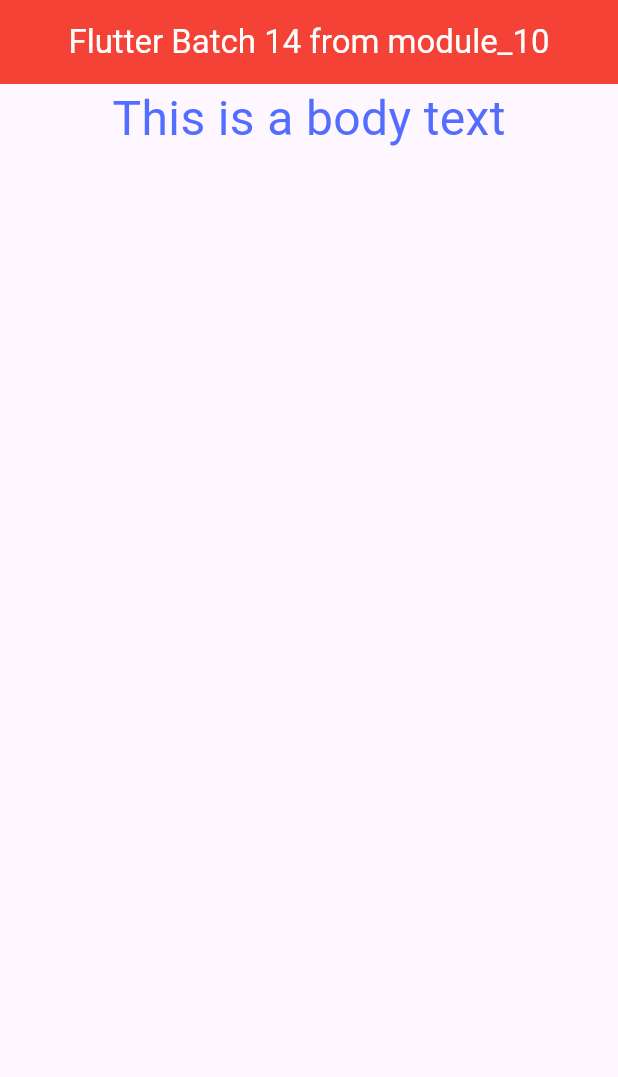
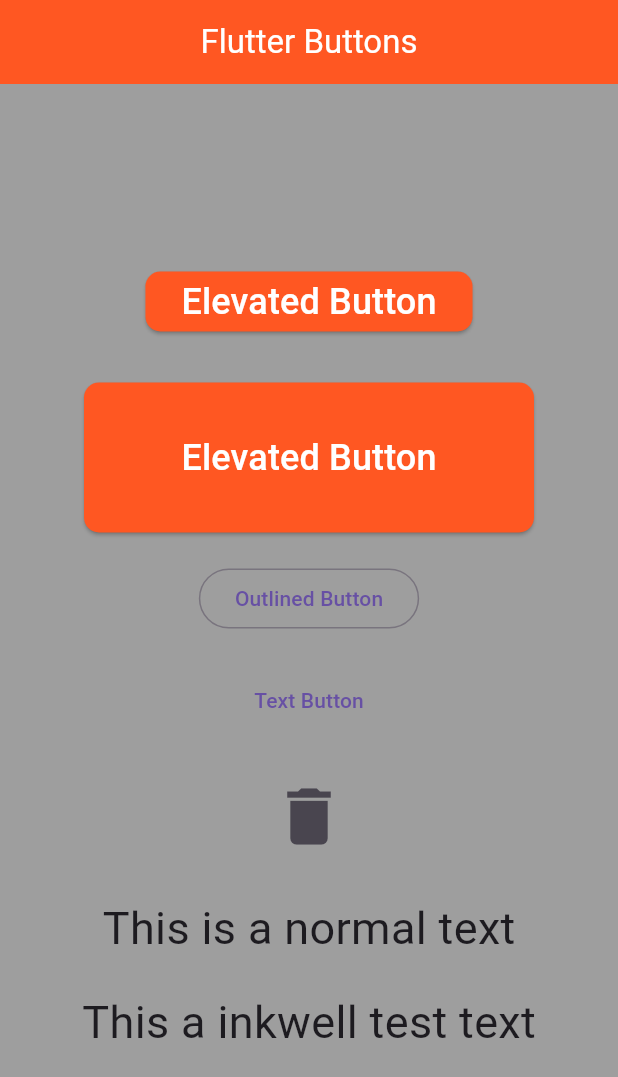
Before and after one commit to Atiqs3404/flutter_batch_14, a Flutter app: the screen it shows after launch, on a phone screen of 412 x 824 dp. Shown: the top 1077 px of the screen. Run offline on Flutter 3.47's test engine with Material 3 defaults, Android fonts, the phone set to English and light mode, and no system bars.

Commit message:
flutter_b14_module_10_all_buttons

```diff
--- a/lib/app.dart
+++ b/lib/app.dart
@@ -1,11 +1,12 @@
 import 'package:flutter/material.dart';
 import 'package:flutter_application_test/home.dart';
+import 'package:flutter_application_test/module_10/flutter_buttons.dart';
 
 class MyApp extends StatelessWidget {
   const MyApp({super.key});
 
   @override
   Widget build(BuildContext context) {
-    return MaterialApp(title: "Flutter Batch 14", home: Home());
+    return MaterialApp(title: "Flutter Batch 14", home: FlutterButtons());
   }
 }
--- /dev/null
+++ b/lib/module_10/flutter_buttons.dart
@@ -0,0 +1,98 @@
+import 'dart:math';
+
+import 'package:flutter/material.dart';
+
+class FlutterButtons extends StatelessWidget {
+  const FlutterButtons({super.key});
+
+  @override
+  Widget build(BuildContext context) {
+    return Scaffold(
+      backgroundColor: Colors.grey,
+      appBar: AppBar(
+        title: Text("Flutter Buttons", style: TextStyle(color: Colors.white)),
+        centerTitle: true,
+        backgroundColor: Colors.deepOrange,
+      ),
+      body: Center(
+        child: Column(
+          mainAxisAlignment: MainAxisAlignment.center,
+          children: [
+            ElevatedButton(
+              style: ElevatedButton.styleFrom(
+                backgroundColor: Colors.deepOrange,
+                foregroundColor: Colors.white,
+                shape: RoundedRectangleBorder(
+                  borderRadius: BorderRadius.circular(10),
+                ),
+              ),
+              onPressed: () {
+                print("Clicked");
+              },
+              child: Text("Elevated Button", style: TextStyle(fontSize: 24)),
+            ),
+
+            SizedBox(height: 30),
+
+            SizedBox(
+              // width: double.infinity,
+              width: 300,
+              height: 100,
+              child: ElevatedButton(
+                style: ElevatedButton.styleFrom(
+                  backgroundColor: Colors.deepOrange,
+                  foregroundColor: Colors.white,
+                  shape: RoundedRectangleBorder(
+                    borderRadius: BorderRadius.circular(10),
+                  ),
+                ),
+                onPressed: () {
+                  print("Clicked");
+                },
+                child: Text("Elevated Button", style: TextStyle(fontSize: 24)),
+              ),
+            ),
+
+            SizedBox(height: 20),
+            OutlinedButton(onPressed: () {}, child: Text("Outlined Button")),
+
+            SizedBox(height: 20),
+            GestureDetector(
+              onDoubleTap: () => print("Double tapped text button"),
+              child: TextButton(onPressed: () {}, child: Text("Text Button")),
+            ),
+
+            SizedBox(height: 20),
+            IconButton(
+              onPressed: () {
+                print("Delete icon pressed");
+              },
+              icon: Icon(Icons.delete, size: 50),
+            ),
+
+            SizedBox(height: 20),
+            GestureDetector(
+              onTap: () => print("Tapped the text"),
+              onDoubleTap: () => print("Double tapped the text"),
+              onLongPress: () => print("Long pressed the text"),
+              child: Text(
+                "This is a normal text",
+                style: TextStyle(fontSize: 30),
+              ),
+            ),
+
+            SizedBox(height: 20),
+            InkWell(
+              onTap: () => print("Inkwell text tapped"),
+              onDoubleTap: () => print("Inkwell text double tapped"),
+              child: Text(
+                "This a inkwell test text",
+                style: TextStyle(fontSize: 30),
+              ),
+            ),
+          ],
+        ),
+      ),
+    );
+  }
+}
```
